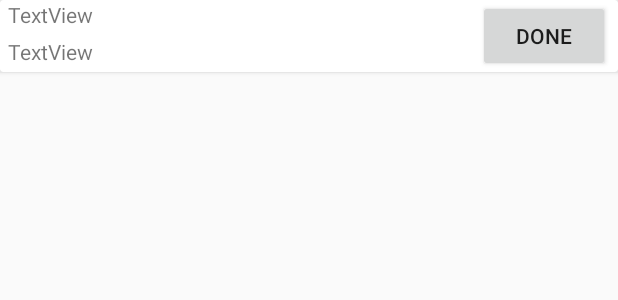
After one commit to Antonio-Melo/tickets-payment-cafeteria, an Android app: the layout list_orders.xml on its own in the app's theme, with its tools: preview values and no code run, on a phone screen of 412 x 824 dp. The commit adds this screen. Shown: the top 300 px of the screen. Run offline under Robolectric (Android 15) with nearby library versions, the phone set to English and light mode, and no system bars.

Commit message:
Define Order layout

```diff
--- a/app/build.gradle
+++ b/app/build.gradle
@@ -25,4 +25,6 @@ dependencies {
     testImplementation 'junit:junit:4.12'
     androidTestImplementation 'com.android.support.test:runner:1.0.2'
     androidTestImplementation 'com.android.support.test.espresso:espresso-core:3.0.2'
+    implementation 'com.android.support:recyclerview-v7:28.0.0'
+    implementation 'com.android.support:cardview-v7:28.0.0'
 }
--- a/app/src/main/res/layout/activity_main.xml
+++ b/app/src/main/res/layout/activity_main.xml
@@ -7,7 +7,8 @@
     android:orientation="vertical"
     tools:context=".MainActivity">
 
-    <ListView
+    <android.support.v7.widget.RecyclerView
+        android:id="@+id/recyclerView"
         android:layout_width="match_parent"
         android:layout_height="match_parent" />
 </LinearLayout>
--- /dev/null
+++ b/app/src/main/res/layout/list_orders.xml
@@ -0,0 +1,54 @@
+<?xml version="1.0" encoding="utf-8"?>
+<android.support.constraint.ConstraintLayout xmlns:android="http://schemas.android.com/apk/res/android"
+    xmlns:tools="http://schemas.android.com/tools"
+    android:layout_width="match_parent"
+    android:layout_height="match_parent"
+    xmlns:app="http://schemas.android.com/apk/res-auto">
+
+    <android.support.v7.widget.CardView
+        android:layout_width="match_parent"
+        android:layout_height="wrap_content" >
+
+        <android.support.constraint.ConstraintLayout
+            android:layout_width="match_parent"
+            android:layout_height="wrap_content">
+
+            <TextView
+                android:id="@+id/orderNumber"
+                android:layout_width="wrap_content"
+                android:layout_height="wrap_content"
+                android:text="TextView"
+                android:paddingLeft="5sp"/>
+
+            <TextView
+                android:id="@+id/username"
+                android:layout_width="wrap_content"
+                android:layout_height="wrap_content"
+                android:text="TextView"
+                android:layout_marginTop="5dp"
+                android:paddingLeft="5sp"
+                app:layout_constraintTop_toBottomOf="@id/orderNumber"/>
+
+            <TextView
+                android:id="@+id/order"
+                android:layout_width="wrap_content"
+                android:layout_height="wrap_content"
+                android:text="TextView"
+                android:layout_marginTop="5dp"
+                android:paddingLeft="5sp"
+                app:layout_constraintTop_toBottomOf="@+id/username"/>
+
+            <Button
+                android:id="@+id/deleteOrderButton"
+                android:layout_width="wrap_content"
+                android:layout_height="wrap_content"
+                android:text="Done"
+                android:layout_marginRight="5dp"
+                app:layout_constraintRight_toRightOf="parent"
+                app:layout_constraintTop_toBottomOf="parent"
+                app:layout_constraintBottom_toTopOf="parent"
+                />
+
+        </android.support.constraint.ConstraintLayout>
+    </android.support.v7.widget.CardView>
+</android.support.constraint.ConstraintLayout>
```
